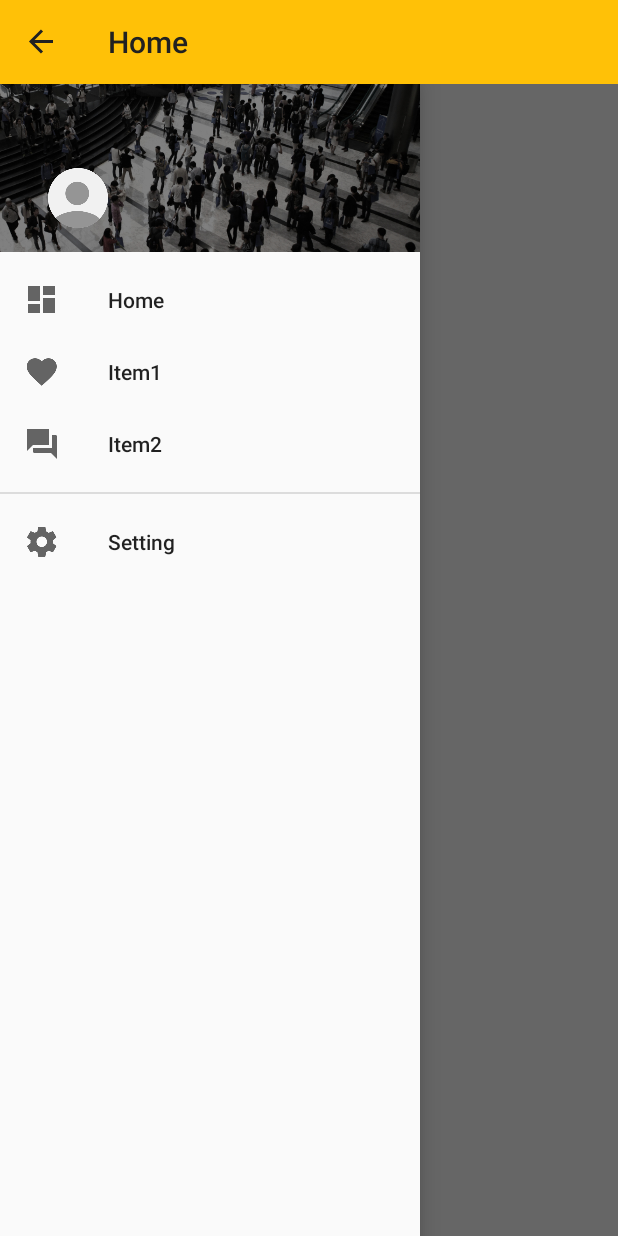
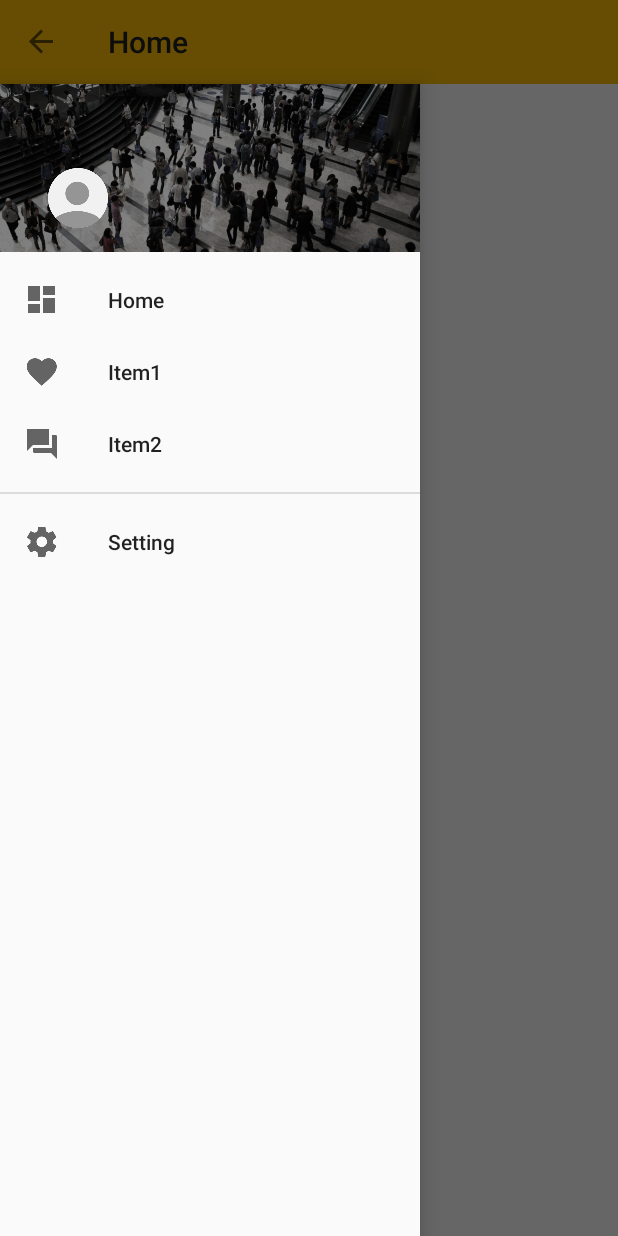
Before and after one commit to hassanabidpk/BestPracticeForAndroid, an Android app: the screen it shows after launch (MainActivity), after a tap on "Open", on a phone screen of 412 x 824 dp. Run offline under Robolectric (Android 15) with nearby library versions, the phone set to English and light mode, and no system bars; pictures from the network do not load; 2 statements that could not run were skipped.

```diff
--- a/app/src/main/java/com/flashgugu/bestpracticeforandroid/ui/MainActivity.java
+++ b/app/src/main/java/com/flashgugu/bestpracticeforandroid/ui/MainActivity.java
@@ -5,12 +5,12 @@ import android.support.design.widget.NavigationView;
 import android.support.v4.app.Fragment;
 import android.support.v4.app.FragmentManager;
 import android.support.v4.app.FragmentTransaction;
+import android.support.v4.view.GravityCompat;
 import android.support.v4.widget.DrawerLayout;
 import android.support.v7.app.ActionBar;
 import android.support.v7.app.ActionBarDrawerToggle;
 import android.support.v7.app.AppCompatActivity;
 import android.os.Bundle;
-import android.support.v7.widget.Toolbar;
 import android.view.MenuItem;
 import android.view.View;
 import android.widget.ImageView;
@@ -27,6 +27,7 @@ public class MainActivity extends AppCompatActivity implements BestPracticeFragm
 
     //We should naming "m"+valuename for membervalues
     private DrawerLayout mDrawerLayout;
+    public static ActionBarDrawerToggle actionBarDrawerToggle;
 
     //TAG value is log identifier
     private static final String TAG = MainActivity.class.getSimpleName();
@@ -46,8 +47,7 @@ public class MainActivity extends AppCompatActivity implements BestPracticeFragm
     }
 
     private void initView() {
-        selectFragment = HomeFragment.newInstance(getResources().getString(R.string.home));
-        showFragment(selectFragment);
+        goToHome();
 
         initNavigationView();
         initToolbar();
@@ -55,11 +55,9 @@ public class MainActivity extends AppCompatActivity implements BestPracticeFragm
 
     private void initToolbar() {
         //We can naming free for localvalues
-        Toolbar toolbar = (Toolbar) findViewById(R.id.main_toolbar);
-        setSupportActionBar(toolbar);
 
         // This code is used for Animation of DrawerArrow
-        ActionBarDrawerToggle actionBarDrawerToggle = new ActionBarDrawerToggle(this, mDrawerLayout, toolbar, R.string.open, R.string.close) {
+       actionBarDrawerToggle = new ActionBarDrawerToggle(this, mDrawerLayout, R.string.open, R.string.close) {
             @Override
             public void onDrawerOpened(View drawerView) {
                 super.onDrawerOpened(drawerView);
@@ -76,17 +74,6 @@ public class MainActivity extends AppCompatActivity implements BestPracticeFragm
         };
 
         mDrawerLayout.setDrawerListener(actionBarDrawerToggle);
-
-        ActionBar actionBar = getSupportActionBar();
-
-        if (actionBar != null) {
-            actionBar.setDisplayHomeAsUpEnabled(true);
-            actionBar.setDisplayShowHomeEnabled(true);
-            actionBar.setDisplayShowTitleEnabled(true);
-            actionBar.setDisplayUseLogoEnabled(false);
-            actionBar.setHomeButtonEnabled(true);
-            actionBar.setTitle(getString(R.string.home));
-        }
 
         actionBarDrawerToggle.syncState();
     }
@@ -159,14 +146,36 @@ public class MainActivity extends AppCompatActivity implements BestPracticeFragm
         });
     }
 
-    private void showFragment(Fragment selectFragment) {
+    public void showFragment(Fragment selectFragment) {
         fragmentTransaction = fragmentManager.beginTransaction();
         fragmentTransaction.replace(R.id.main_content_container, selectFragment);
         fragmentTransaction.addToBackStack(null).commit();
+    }
+
+    public void goToHome() {
+        selectFragment = HomeFragment.newInstance(getResources().getString(R.string.home));
+        showFragment(selectFragment);
     }
 
     @Override
     public void onFragmentInteraction(Uri uri) {
 
     }
+
+    @Override
+    public void onBackPressed() {
+        super.onBackPressed();
+
+        goToHome();
+    }
+
+    @Override
+    public boolean onOptionsItemSelected(MenuItem item) {
+        switch (item.getItemId()) {
+            case android.R.id.home:
+                mDrawerLayout.openDrawer(GravityCompat.START);
+                return true;
+        }
+        return super.onOptionsItemSelected(item);
+    }
 }
--- a/app/src/main/java/com/flashgugu/bestpracticeforandroid/ui/home/HomeFragment.java
+++ b/app/src/main/java/com/flashgugu/bestpracticeforandroid/ui/home/HomeFragment.java
@@ -1,12 +1,16 @@
 package com.flashgugu.bestpracticeforandroid.ui.home;
 
 import android.os.Bundle;
+import android.support.v7.app.ActionBar;
+import android.support.v7.app.AppCompatActivity;
+import android.support.v7.widget.Toolbar;
 import android.view.LayoutInflater;
 import android.view.View;
 import android.view.ViewGroup;
 
 import com.flashgugu.bestpracticeforandroid.R;
 import com.flashgugu.bestpracticeforandroid.ui.BestPracticeFragment;
+import com.flashgugu.bestpracticeforandroid.ui.MainActivity;
 
 public class HomeFragment extends BestPracticeFragment {
 
@@ -47,7 +51,27 @@ public class HomeFragment extends BestPracticeFragment {
     @Override
     public View onCreateView(LayoutInflater inflater, ViewGroup container,
                              Bundle savedInstanceState) {
-        // Inflate the layout for this fragment
-        return inflater.inflate(R.layout.fragment_home, container, false);
+
+        View rootView = inflater.inflate(R.layout.fragment_home, container, false);
+
+        initToolbar(rootView);
+
+        return rootView;
+    }
+
+    public void initToolbar(View rootView) {
+        Toolbar toolbar = (Toolbar)rootView.findViewById(R.id.home_toolbar);
+        toolbar.setTitle(mTitle);
+        ((AppCompatActivity)getActivity()).setSupportActionBar(toolbar);
+
+        ActionBar actionBar = ((AppCompatActivity)getActivity()).getSupportActionBar();
+        if (actionBar != null) {
+            actionBar.setDisplayHomeAsUpEnabled(true);
+            actionBar.setDisplayShowHomeEnabled(true);
+            actionBar.setDisplayShowTitleEnabled(true);
+            actionBar.setDisplayUseLogoEnabled(false);
+            actionBar.setHomeButtonEnabled(true);
+        }
+        MainActivity.actionBarDrawerToggle.syncState();
     }
 }
--- a/app/src/main/res/layout/activity_main.xml
+++ b/app/src/main/res/layout/activity_main.xml
@@ -1,22 +1,11 @@
-<LinearLayout xmlns:android="http://schemas.android.com/apk/res/android"
+<android.support.v4.widget.DrawerLayout xmlns:android="http://schemas.android.com/apk/res/android"
     xmlns:app="http://schemas.android.com/apk/res-auto"
     xmlns:tools="http://schemas.android.com/tools"
+    android:id="@+id/drawer_layout"
     android:layout_width="match_parent"
     android:layout_height="match_parent"
     android:orientation="vertical"
     tools:context=".MainActivity">
-
-    <android.support.v7.widget.Toolbar
-        android:id="@+id/main_toolbar"
-        android:layout_width="match_parent"
-        android:layout_height="?attr/actionBarSize"
-        android:background="@color/colorPrimary"
-        app:theme="@style/ActionBarTheme" />
-
-    <android.support.v4.widget.DrawerLayout
-        android:id="@+id/drawer_layout"
-        android:layout_width="match_parent"
-        android:layout_height="match_parent">
 
     <FrameLayout
         android:id="@+id/main_content_container"
@@ -28,9 +17,8 @@
         android:layout_width="wrap_content"
         android:layout_height="match_parent"
         android:layout_gravity="start"
+        android:layout_marginTop="@dimen/appbar"
         android:fitsSystemWindows="true"
         app:headerLayout="@layout/layout_nav_header"
         app:menu="@menu/drawer_view" />
-
 </android.support.v4.widget.DrawerLayout>
-</LinearLayout>
--- a/app/src/main/res/layout/fragment_home.xml
+++ b/app/src/main/res/layout/fragment_home.xml
@@ -1,11 +1,20 @@
-<RelativeLayout xmlns:android="http://schemas.android.com/apk/res/android"
-    xmlns:tools="http://schemas.android.com/tools" android:layout_width="match_parent"
+<LinearLayout xmlns:android="http://schemas.android.com/apk/res/android"
+    xmlns:tools="http://schemas.android.com/tools"
+    android:layout_width="match_parent"
     android:layout_height="match_parent"
+    android:orientation="vertical"
     android:background="@android:color/white"
     tools:context="com.flashgugu.bestpracticeforandroid.ui.home.HomeFragment">
+
+    <android.support.v7.widget.Toolbar
+        android:id="@+id/home_toolbar"
+        android:layout_width="match_parent"
+        android:layout_height="@dimen/appbar"
+        android:background="@color/colorPrimary"
+        android:theme="@style/ActionBarTheme" />
 
     <!-- TODO: Update blank fragment layout -->
     <TextView android:layout_width="match_parent" android:layout_height="match_parent"
         android:text="@string/home" />
 
-</RelativeLayout>
+</LinearLayout>
```
Also changed, not shown: app/src/main/java/com/flashgugu/bestpracticeforandroid/ui/item1/Item1Fragment.java (+26 -2 lines), app/src/main/java/com/flashgugu/bestpracticeforandroid/ui/item2/Item2Fragment.java (+26 -2 lines), app/src/main/res/layout/fragment_item1.xml (+12 -3 lines), app/src/main/res/layout/fragment_item2.xml (+12 -3 lines). Lines whose indentation alone changed are shown as unchanged.
